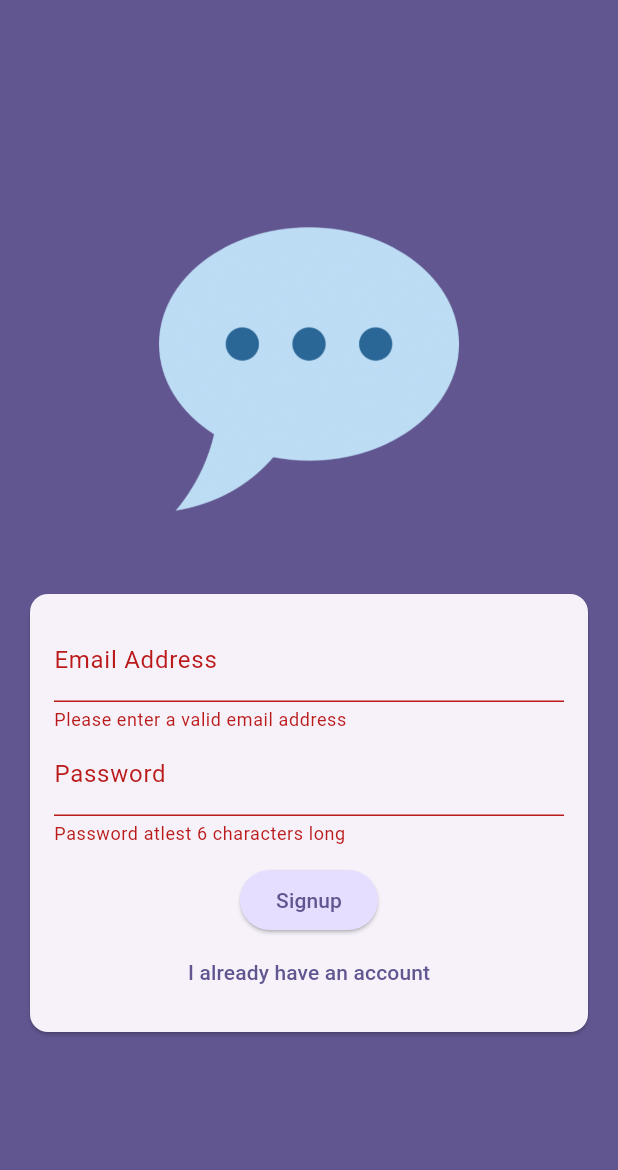
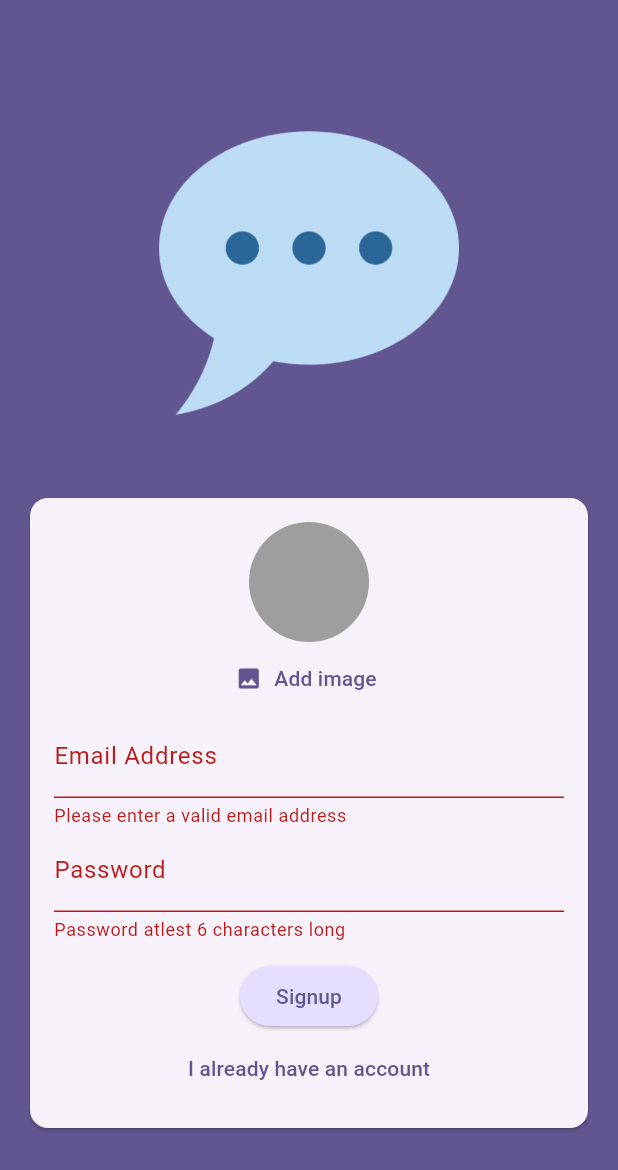
Before and after one commit to sachinsebastian1212/flutter_chat_app, a Flutter app: the screen it shows after launch, after a tap on "Login", after a tap on "Create an account", on a phone screen of 412 x 824 dp. Shown: the top 1170 px of the screen. Run offline on Flutter 3.47's test engine with Material 3 defaults, Android fonts, the phone set to English and light mode, and no system bars; our stand-ins replace firebase_auth, firebase_core, image_picker; accounts and stored records are empty.

Commit message:
added image picker for signup

```diff
--- a/lib/screens/auth.dart
+++ b/lib/screens/auth.dart
@@ -1,5 +1,6 @@
 import 'package:firebase_auth/firebase_auth.dart';
 import 'package:flutter/material.dart';
+import 'package:flutter_chat_app/widgets/user_image_picker.dart';
 
 final _firebase = FirebaseAuth.instance;
 
@@ -65,6 +66,7 @@ class _AuthScreenState extends State<AuthScreen> {
                         child: Column(
                           mainAxisSize: MainAxisSize.min,
                           children: [
+                            if (!_isLogin) const UserImagePicker(),
                             TextFormField(
                               decoration: const InputDecoration(
                                   labelText: 'Email Address'),
--- a/lib/screens/chat.dart
+++ b/lib/screens/chat.dart
@@ -1,5 +1,4 @@
 import 'package:firebase_auth/firebase_auth.dart';
-import 'package:firebase_core/firebase_core.dart';
 import 'package:flutter/material.dart';
 
 class ChatScreen extends StatelessWidget {
--- /dev/null
+++ b/lib/widgets/user_image_picker.dart
@@ -0,0 +1,47 @@
+import 'dart:io';
+
+import 'package:flutter/material.dart';
+import 'package:image_picker/image_picker.dart';
+
+class UserImagePicker extends StatefulWidget {
+  const UserImagePicker({super.key});
+
+  @override
+  State<UserImagePicker> createState() => _UserImagePickerState();
+}
+
+class _UserImagePickerState extends State<UserImagePicker> {
+  File? _pickedImageFile;
+
+  void _pickImage() async {
+    final pickedImage = await ImagePicker()
+        .pickImage(source: ImageSource.camera, imageQuality: 50, maxWidth: 150);
+
+    if (pickedImage == null) return;
+
+    setState(() {
+      _pickedImageFile = File(pickedImage.path);
+    });
+  }
+
+  @override
+  Widget build(BuildContext context) {
+    return Column(
+      children: [
+         CircleAvatar(
+          radius: 40,
+          backgroundColor: Colors.grey,
+          foregroundImage:_pickedImageFile != null ? FileImage(_pickedImageFile!):null,
+        ),
+        TextButton.icon(
+          onPressed: _pickImage,
+          label: Text('Add image',
+              style: TextStyle(
+                color: Theme.of(context).colorScheme.primary,
+              )),
+          icon: const Icon(Icons.image),
+        )
+      ],
+    );
+  }
+}
```
